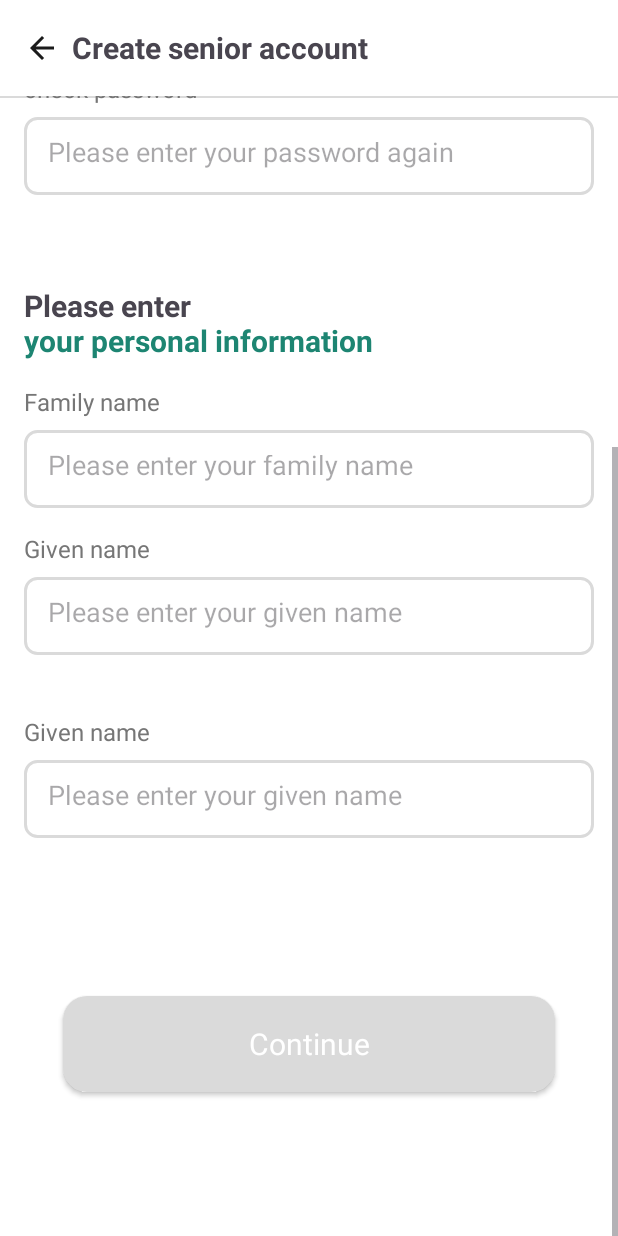
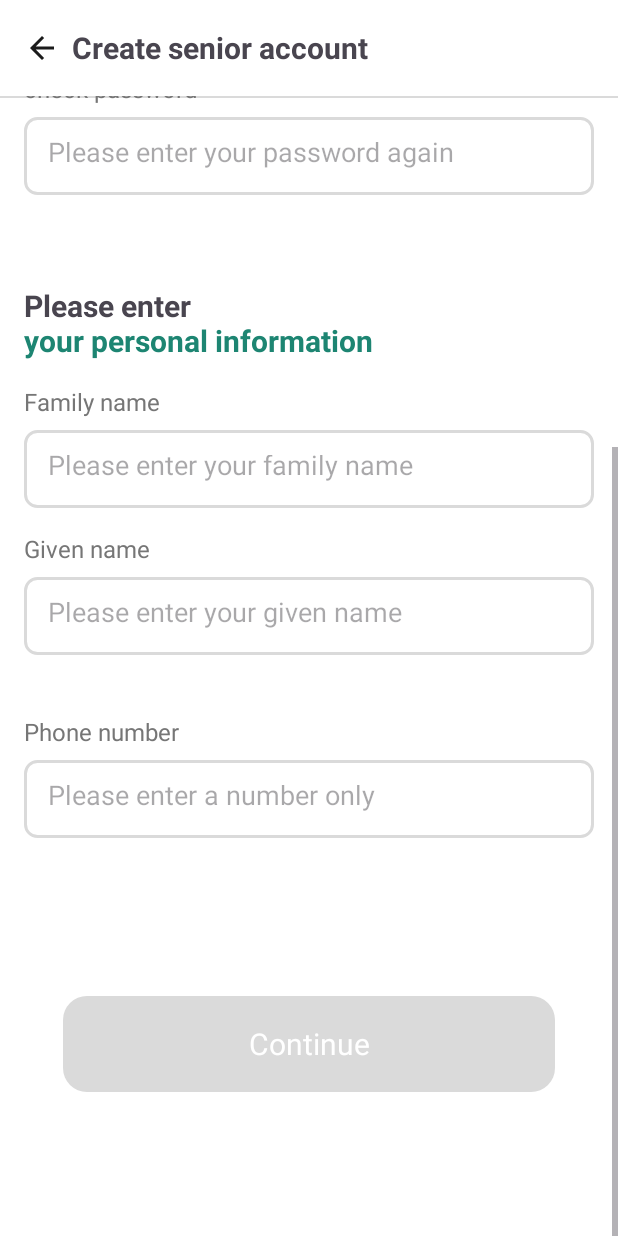
Before and after one commit to Sohyunnnn/2024-Elderus-SolutionChallenge, an Android app: the SignUpGuardianActivity screen opened directly, with no data from a screen before it, scrolled down 338 dp, on a phone screen of 412 x 824 dp. Run offline under Robolectric (Android 15) with nearby library versions, the phone set to English and light mode, and no system bars.

```diff
--- a/ANDROID/app/src/main/AndroidManifest.xml
+++ b/ANDROID/app/src/main/AndroidManifest.xml
@@ -16,6 +16,9 @@
         android:supportsRtl="true"
         android:theme="@style/Theme.Elderus"
         tools:targetApi="31">
+        <activity
+            android:name=".signUpGuardianCompleteActivity"
+            android:exported="false" />
         <activity
             android:name=".signUpOldCompleteActivity"
             android:exported="false" />
--- a/ANDROID/app/src/main/java/com/example/elderus/SignUpGuardianActivity.kt
+++ b/ANDROID/app/src/main/java/com/example/elderus/SignUpGuardianActivity.kt
@@ -1,11 +1,106 @@
 package com.example.elderus
 
+import android.content.Intent
 import androidx.appcompat.app.AppCompatActivity
 import android.os.Bundle
+import android.text.Editable
+import android.text.TextWatcher
+import android.util.Patterns
+import android.widget.EditText
+import android.widget.ImageView
+import android.widget.TextView
+import androidx.appcompat.widget.AppCompatButton
+import androidx.core.content.ContextCompat
 
 class SignUpGuardianActivity : AppCompatActivity() {
+
+    private lateinit var etGuardianEmail: EditText
+    private lateinit var etGuardianPassword: EditText
+    private lateinit var etGuardianCheckPassword: EditText
+    private lateinit var etGuardianFamilyName: EditText
+    private lateinit var etGuardianGivenName: EditText
+    private lateinit var etGuardianPhoneNumber: EditText
+    private lateinit var GuardiancontinueButton: AppCompatButton
     override fun onCreate(savedInstanceState: Bundle?) {
         super.onCreate(savedInstanceState)
         setContentView(R.layout.activity_sign_up_guardian)
+
+        // EditText 및 DatePicker 입력 변경 감지
+        etGuardianEmail = findViewById(R.id.et_email_guardian_input)
+        etGuardianPassword = findViewById(R.id.et_password_guardian_input)
+        etGuardianCheckPassword = findViewById(R.id.et_check_password_guardian_input)
+        etGuardianFamilyName = findViewById(R.id.et_fmaily_name_guardian)
+        etGuardianGivenName = findViewById(R.id.et_given_name_guardian)
+        etGuardianPhoneNumber = findViewById(R.id.et_phone_number_guardian)
+        GuardiancontinueButton = findViewById(R.id.btn_gardian_continue)
+
+        etGuardianEmail.addTextChangedListener(textWatcher)
+        etGuardianPassword.addTextChangedListener(textWatcher)
+        etGuardianCheckPassword.addTextChangedListener(textWatcher)
+        etGuardianGivenName.addTextChangedListener(textWatcher)
+        etGuardianGivenName.addTextChangedListener(textWatcher)
+        etGuardianPhoneNumber.addTextChangedListener(textWatcher)
+
+        updateContinueButtonState() // 초기 상태 설정
+    }
+
+    private val textWatcher = object : TextWatcher {
+        override fun beforeTextChanged(s: CharSequence?, start: Int, count: Int, after: Int) {}
+
+        override fun onTextChanged(s: CharSequence?, start: Int, before: Int, count: Int) {}
+
+        override fun afterTextChanged(s: Editable?) {
+            updateContinueButtonState()
+        }
+    }
+
+    private fun updateContinueButtonState() {
+        // 입력 필드에서 텍스트 가져오기
+        val email = etGuardianEmail.text.toString()
+        val password = etGuardianPassword.text.toString()
+        val checkPassword = etGuardianCheckPassword.text.toString()
+        val familyName = etGuardianFamilyName.text.toString()
+        val givenName = etGuardianGivenName.text.toString()
+        val phoneNumber = etGuardianPhoneNumber.text.toString()
+
+        // 모든 필드가 비어 있지 않은지 확인
+        val isNotEmptyFields = email.isNotBlank() &&
+                password.isNotBlank() &&
+                checkPassword.isNotBlank() &&
+                familyName.isNotBlank() &&
+                givenName.isNotBlank() &&
+                phoneNumber.isNotBlank()
+
+        // 유효성 검사를 통과하면 계속 버튼 활성화
+        val isValidEmail = Patterns.EMAIL_ADDRESS.matcher(email).matches()
+        val isPasswordMatch = password == checkPassword
+
+        val isContinueEnabled = isNotEmptyFields && isValidEmail && isPasswordMatch
+
+        GuardiancontinueButton.isEnabled = isContinueEnabled
+
+        // continueButton의 색상 변경
+        if (isContinueEnabled) {
+            GuardiancontinueButton.backgroundTintList = ContextCompat.getColorStateList(this, R.color.Secondary)
+
+        } else {
+            GuardiancontinueButton.backgroundTintList = ContextCompat.getColorStateList(this, R.color.gray2)
+        }
+
+        GuardiancontinueButton.setOnClickListener {
+            val intent = Intent(this, signUpGuardianCompleteActivity::class.java)
+            startActivity(intent) // 다음 액티비티 시작
+            finish() // 현재 액티비티 종료
+        }
+
+
+        val BackButton = findViewById<ImageView>(R.id.iv_sign_up_guardian_back)
+        BackButton.setOnClickListener {
+            // 다른 액티비티로 이동하는 Intent 생성
+            val intent = Intent(this, SigninTypeActivity::class.java)
+            startActivity(intent) // 다음 액티비티 시작
+            finish() // 현재 액티비티 종료
+        }
+
     }
 }
--- a/ANDROID/app/src/main/java/com/example/elderus/SignUpOldActivity.kt
+++ b/ANDROID/app/src/main/java/com/example/elderus/SignUpOldActivity.kt
@@ -26,7 +26,6 @@ class SignUpOldActivity : AppCompatActivity() {
     private lateinit var birthdayTextView: TextView
     private lateinit var continueButton: AppCompatButton
 
-    private lateinit var BackButton: ImageView
 
     override fun onCreate(savedInstanceState: Bundle?) {
         super.onCreate(savedInstanceState)
@@ -100,12 +99,14 @@ class SignUpOldActivity : AppCompatActivity() {
         // continueButton의 색상 변경
         if (isContinueEnabled) {
             continueButton.backgroundTintList = ContextCompat.getColorStateList(this, R.color.main_color)
-            // 다른 액티비티로 이동하는 Intent 생성
+        } else {
+            continueButton.backgroundTintList = ContextCompat.getColorStateList(this, R.color.gray2)
+        }
+
+        continueButton.setOnClickListener {
             val intent = Intent(this, signUpOldCompleteActivity::class.java)
             startActivity(intent) // 다음 액티비티 시작
             finish() // 현재 액티비티 종료
-        } else {
-            continueButton.backgroundTintList = ContextCompat.getColorStateList(this, R.color.gray2)
         }
 
         val BackButton = findViewById<ImageView>(R.id.iv_sign_up_old_back)
--- /dev/null
+++ b/ANDROID/app/src/main/java/com/example/elderus/signUpGuardianCompleteActivity.kt
@@ -0,0 +1,11 @@
+package com.example.elderus
+
+import androidx.appcompat.app.AppCompatActivity
+import android.os.Bundle
+
+class signUpGuardianCompleteActivity : AppCompatActivity() {
+    override fun onCreate(savedInstanceState: Bundle?) {
+        super.onCreate(savedInstanceState)
+        setContentView(R.layout.activity_sign_up_guardian_complete)
+    }
+}
--- a/ANDROID/app/src/main/res/layout/activity_sign_up_guardian.xml
+++ b/ANDROID/app/src/main/res/layout/activity_sign_up_guardian.xml
@@ -20,6 +20,7 @@
         >
 
         <ImageView
+            android:id="@+id/iv_sign_up_guardian_back"
             android:layout_width="wrap_content"
             android:layout_height="wrap_content"
             android:background="@drawable/btn_back"/>
@@ -79,11 +80,10 @@
                 app:layout_constraintTop_toBottomOf="@id/tv_sign_up"/>
 
             <EditText
-                android:id="@+id/et_email_input"
+                android:id="@+id/et_email_guardian_input"
                 android:layout_width="match_parent"
                 android:layout_height="52dp"
                 android:layout_marginHorizontal="16dp"
-                android:layout_marginStart="16dp"
                 android:layout_marginTop="8dp"
                 android:background="@drawable/login_edit_text"
                 android:hint="please enter your email"
@@ -100,12 +100,12 @@
                 android:textAppearance="@style/TextAppearance.elderus.Subtitle_Medium"
                 android:textColor="@color/gray1"
                 android:layout_marginTop="40dp"
-                app:layout_constraintStart_toStartOf="@id/et_email_input"
-                app:layout_constraintTop_toBottomOf="@id/et_email_input"/>
+                app:layout_constraintStart_toStartOf="@id/et_email_guardian_input"
+                app:layout_constraintTop_toBottomOf="@id/et_email_guardian_input"/>
 
 
             <EditText
-                android:id="@+id/et_password_input"
+                android:id="@+id/et_password_guardian_input"
                 android:layout_width="match_parent"
                 android:layout_height="52dp"
                 android:hint="Please enter your password"
@@ -125,12 +125,12 @@
                 android:textAppearance="@style/TextAppearance.elderus.Subtitle_Medium"
                 android:textColor="@color/gray1"
                 android:layout_marginTop="16dp"
-                app:layout_constraintStart_toStartOf="@id/et_password_input"
-                app:layout_constraintTop_toBottomOf="@id/et_password_input"/>
+                app:layout_constraintStart_toStartOf="@id/et_password_guardian_input"
+                app:layout_constraintTop_toBottomOf="@id/et_password_guardian_input"/>
 
 
             <EditText
-                android:id="@+id/et_check_password_input"
+                android:id="@+id/et_check_password_guardian_input"
                 android:layout_width="match_parent"
                 android:layout_height="52dp"
                 android:hint="Please enter your password again"
@@ -150,8 +150,8 @@
                 android:textSize="20dp"
                 android:textStyle="bold"
                 android:layout_marginTop="60dp"
-                app:layout_constraintStart_toStartOf="@id/et_check_password_input"
-                app:layout_constraintTop_toBottomOf="@id/et_check_password_input"/>
+                app:layout_constraintStart_toStartOf="@id/et_check_password_guardian_input"
+                app:layout_constraintTop_toBottomOf="@id/et_check_password_guardian_input"/>
 
             <TextView
                 android:id="@+id/tv_family_name"
@@ -166,7 +166,7 @@
 
 
             <EditText
-                android:id="@+id/et_fmaily_name"
+                android:id="@+id/et_fmaily_name_guardian"
                 android:layout_width="match_parent"
                 android:layout_height="52dp"
                 android:hint="Please enter your family name"
@@ -186,12 +186,12 @@
                 android:textAppearance="@style/TextAppearance.elderus.Subtitle_Medium"
                 android:textColor="@color/gray1"
                 android:layout_marginTop="16dp"
-                app:layout_constraintStart_toStartOf="@id/et_fmaily_name"
-                app:layout_constraintTop_toBottomOf="@id/et_fmaily_name"/>
+                app:layout_constraintStart_toStartOf="@id/et_fmaily_name_guardian"
+                app:layout_constraintTop_toBottomOf="@id/et_fmaily_name_guardian"/>
 
 
             <EditText
-                android:id="@+id/et_given_name"
+                android:id="@+id/et_given_name_guardian"
                 android:layout_width="match_parent"
                 android:layout_height="52dp"
                 android:hint="Please enter your given name"
@@ -207,19 +207,19 @@
                 android:id="@+id/tv_phone_number"
                 android:layout_width="wrap_content"
                 android:layout_height="wrap_content"
-                android:text="Given name"
+                android:text="Phone number"
                 android:textAppearance="@style/TextAppearance.elderus.Subtitle_Medium"
                 android:textColor="@color/gray1"
                 android:layout_marginTop="40dp"
-                app:layout_constraintStart_toStartOf="@id/et_given_name"
-                app:layout_constraintTop_toBottomOf="@id/et_given_name"/>
+                app:layout_constraintStart_toStartOf="@id/et_given_name_guardian"
+                app:layout_constraintTop_toBottomOf="@id/et_given_name_guardian"/>
 
 
             <EditText
-                android:id="@+id/et_phone_number"
+                android:id="@+id/et_phone_number_guardian"
                 android:layout_width="match_parent"
                 android:layout_height="52dp"
-                android:hint="Please enter your given name"
+                android:hint="Please enter a number only"
                 android:inputType="text"
                 android:background="@drawable/login_edit_text"
                 android:layout_marginTop="8dp"
@@ -230,7 +230,7 @@
 
 
             <androidx.appcompat.widget.AppCompatButton
-                android:id="@+id/btn_sign_in"
+                android:id="@+id/btn_gardian_continue"
                 android:layout_width="328dp"
                 android:layout_height="64dp"
                 android:text="Continue"
@@ -240,7 +240,7 @@
                 android:textColor="@color/white"
                 app:layout_constraintStart_toStartOf="parent"
                 app:layout_constraintEnd_toEndOf="parent"
-                app:layout_constraintTop_toBottomOf="@id/et_phone_number"
+                app:layout_constraintTop_toBottomOf="@id/et_phone_number_guardian"
                 app:layout_constraintBottom_toBottomOf="parent"
                 android:layout_marginTop="105dp"
                 android:layout_marginBottom="96dp"/>
--- /dev/null
+++ b/ANDROID/app/src/main/res/layout/activity_sign_up_guardian_complete.xml
@@ -0,0 +1,9 @@
+<?xml version="1.0" encoding="utf-8"?>
+<androidx.constraintlayout.widget.ConstraintLayout xmlns:android="http://schemas.android.com/apk/res/android"
+    xmlns:app="http://schemas.android.com/apk/res-auto"
+    xmlns:tools="http://schemas.android.com/tools"
+    android:layout_width="match_parent"
+    android:layout_height="match_parent"
+    tools:context=".signUpGuardianCompleteActivity">
+
+</androidx.constraintlayout.widget.ConstraintLayout>
```
